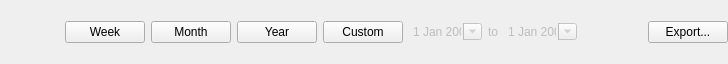
Qt form RangeSelectorWidget.ui (FelixdelasPozas/WorkTimer) before a commit.
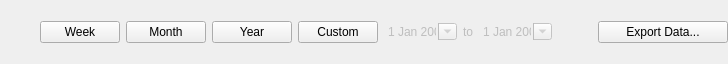
The same form after that commit.

Commit message: Better export button visibility and CSV and Excel svg icons.

The edit to the form file:
```diff
--- a/RangeSelectorWidget.ui
+++ b/RangeSelectorWidget.ui
@@ -170,8 +170,14 @@
    </item>
    <item>
     <widget class="QPushButton" name="m_export">
+     <property name="sizePolicy">
+      <sizepolicy hsizetype="MinimumExpanding" vsizetype="Fixed">
+       <horstretch>100</horstretch>
+       <verstretch>0</verstretch>
+      </sizepolicy>
+     </property>
      <property name="text">
-      <string>Export...</string>
+      <string>Export Data...</string>
      </property>
     </widget>
    </item>
```
The commit also changes 5 other files.
